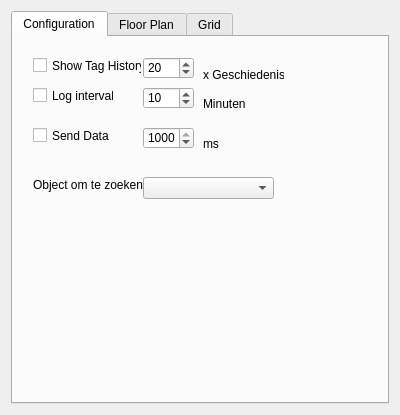
The window that Software/decawave/The source aangepast/views/ViewSettingsWidget.ui (JipMuskens/TREK) describes before a commit, drawn with Qt 5.
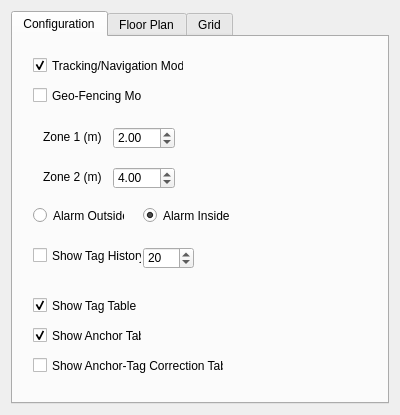
The same window after the commit.

What changed in the file:
```diff
--- a/Software/decawave/The source aangepast/views/ViewSettingsWidget.ui
+++ b/Software/decawave/The source aangepast/views/ViewSettingsWidget.ui
@@ -33,7 +33,7 @@
        <property name="geometry">
         <rect>
          <x>20</x>
-         <y>20</y>
+         <y>210</y>
          <width>109</width>
          <height>17</height>
         </rect>
@@ -42,11 +42,111 @@
         <string>Show Tag History</string>
        </property>
       </widget>
+      <widget class="QCheckBox" name="showGeoFencingMode">
+       <property name="geometry">
+        <rect>
+         <x>20</x>
+         <y>50</y>
+         <width>109</width>
+         <height>17</height>
+        </rect>
+       </property>
+       <property name="text">
+        <string>Geo-Fencing Mode</string>
+       </property>
+      </widget>
+      <widget class="QDoubleSpinBox" name="zone1">
+       <property name="geometry">
+        <rect>
+         <x>100</x>
+         <y>90</y>
+         <width>62</width>
+         <height>22</height>
+        </rect>
+       </property>
+       <property name="maximum">
+        <double>300.000000000000000</double>
+       </property>
+       <property name="value">
+        <double>2.000000000000000</double>
+       </property>
+      </widget>
+      <widget class="QDoubleSpinBox" name="zone2">
+       <property name="geometry">
+        <rect>
+         <x>100</x>
+         <y>130</y>
+         <width>62</width>
+         <height>22</height>
+        </rect>
+       </property>
+       <property name="maximum">
+        <double>300.000000000000000</double>
+       </property>
+       <property name="value">
+        <double>4.000000000000000</double>
+       </property>
+      </widget>
+      <widget class="QLabel" name="label_z1">
+       <property name="geometry">
+        <rect>
+         <x>30</x>
+         <y>90</y>
+         <width>61</width>
+         <height>20</height>
+        </rect>
+       </property>
+       <property name="text">
+        <string>Zone 1 (m)</string>
+       </property>
+      </widget>
+      <widget class="QLabel" name="label_z2">
+       <property name="geometry">
+        <rect>
+         <x>30</x>
+         <y>130</y>
+         <width>61</width>
+         <height>20</height>
+        </rect>
+       </property>
+       <property name="text">
+        <string>Zone 2 (m)</string>
+       </property>
+      </widget>
+      <widget class="QRadioButton" name="inAlarm">
+       <property name="geometry">
+        <rect>
+         <x>130</x>
+         <y>170</y>
+         <width>91</width>
+         <height>17</height>
+        </rect>
+       </property>
+       <property name="text">
+        <string>Alarm Inside</string>
+       </property>
+       <property name="checked">
+        <bool>true</bool>
+       </property>
+      </widget>
+      <widget class="QRadioButton" name="outAlarm">
+       <property name="geometry">
+        <rect>
+         <x>20</x>
+         <y>170</y>
+         <width>91</width>
+         <height>17</height>
+        </rect>
+       </property>
+       <property name="text">
+        <string>Alarm Outside</string>
+       </property>
+      </widget>
       <widget class="QSpinBox" name="tagHistoryN">
        <property name="geometry">
         <rect>
          <x>130</x>
-         <y>20</y>
+         <y>210</y>
          <width>51</width>
          <height>22</height>
         </rect>
@@ -65,123 +165,67 @@
        <property name="geometry">
         <rect>
          <x>20</x>
-         <y>50</y>
-         <width>81</width>
+         <y>260</y>
+         <width>109</width>
          <height>17</height>
         </rect>
        </property>
        <property name="text">
-        <string>Log interval</string>
+        <string>Show Tag Table</string>
        </property>
-      </widget>
-      <widget class="QSpinBox" name="LogIntervalSB">
-       <property name="geometry">
-        <rect>
-         <x>130</x>
-         <y>50</y>
-         <width>51</width>
-         <height>22</height>
-        </rect>
+       <property name="checked">
+        <bool>true</bool>
        </property>
-       <property name="value">
-        <number>10</number>
-       </property>
       </widget>
-      <widget class="QSpinBox" name="SendataIntervalSB">
+      <widget class="QCheckBox" name="showAnchorTable">
        <property name="geometry">
         <rect>
-         <x>130</x>
-         <y>90</y>
-         <width>51</width>
-         <height>22</height>
-        </rect>
-       </property>
-       <property name="minimum">
-        <number>100</number>
-       </property>
-       <property name="maximum">
-        <number>1000</number>
-       </property>
-       <property name="singleStep">
-        <number>100</number>
-       </property>
-       <property name="value">
-        <number>1000</number>
-       </property>
-      </widget>
-      <widget class="QCheckBox" name="SendData">
-       <property name="geometry">
-        <rect>
          <x>20</x>
-         <y>90</y>
-         <width>81</width>
+         <y>290</y>
+         <width>109</width>
          <height>17</height>
         </rect>
        </property>
        <property name="text">
-        <string>Send Data</string>
+        <string>Show Anchor Table</string>
        </property>
-      </widget>
-      <widget class="QLabel" name="label_13">
-       <property name="geometry">
-        <rect>
-         <x>190</x>
-         <y>100</y>
-         <width>47</width>
-         <height>13</height>
-        </rect>
+       <property name="checked">
+        <bool>true</bool>
        </property>
-       <property name="text">
-        <string>ms</string>
-       </property>
       </widget>
-      <widget class="QLabel" name="label_14">
-       <property name="geometry">
-        <rect>
-         <x>190</x>
-         <y>60</y>
-         <width>47</width>
-         <height>13</height>
-        </rect>
+      <widget class="QCheckBox" name="showAnchorTagCorrectionTable">
+       <property name="enabled">
+        <bool>true</bool>
        </property>
-       <property name="text">
-        <string>Minuten</string>
-       </property>
-      </widget>
-      <widget class="QLabel" name="label_15">
        <property name="geometry">
         <rect>
-         <x>190</x>
-         <y>30</y>
-         <width>81</width>
-         <height>16</height>
+         <x>20</x>
+         <y>320</y>
+         <width>191</width>
+         <height>17</height>
         </rect>
        </property>
        <property name="text">
-        <string>x Geschiedenis</string>
+        <string>Show Anchor-Tag Correction Table</string>
        </property>
-      </widget>
-      <widget class="QComboBox" name="comboBox">
-       <property name="geometry">
-        <rect>
-         <x>130</x>
-         <y>140</y>
-         <width>131</width>
-         <height>22</height>
-        </rect>
+       <property name="checked">
+        <bool>false</bool>
        </property>
       </widget>
-      <widget class="QLabel" name="label_16">
+      <widget class="QCheckBox" name="showNavigationMode">
        <property name="geometry">
         <rect>
          <x>20</x>
-         <y>140</y>
-         <width>111</width>
-         <height>16</height>
+         <y>20</y>
+         <width>151</width>
+         <height>17</height>
         </rect>
        </property>
        <property name="text">
-        <string>Object om te zoeken:</string>
+        <string>Tracking/Navigation Mode</string>
+       </property>
+       <property name="checked">
+        <bool>true</bool>
        </property>
       </widget>
      </widget>
```
Left out of the diff: 2 changed lines with no effect on the pictures.
